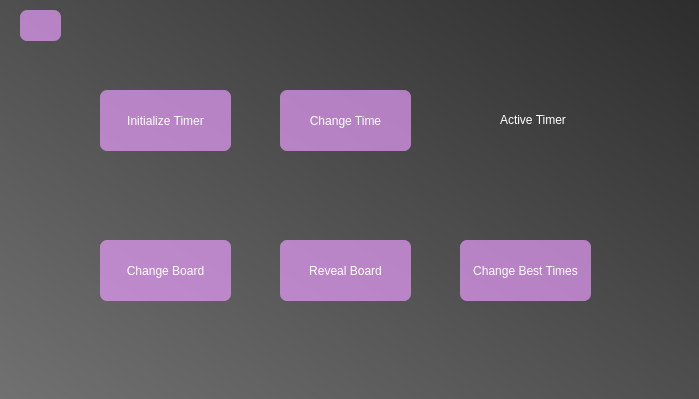
Before: the Qt Designer form gui/cheats_widget.ui in itaybiran/MinesweeperCheats-Client, drawn with Qt 5.
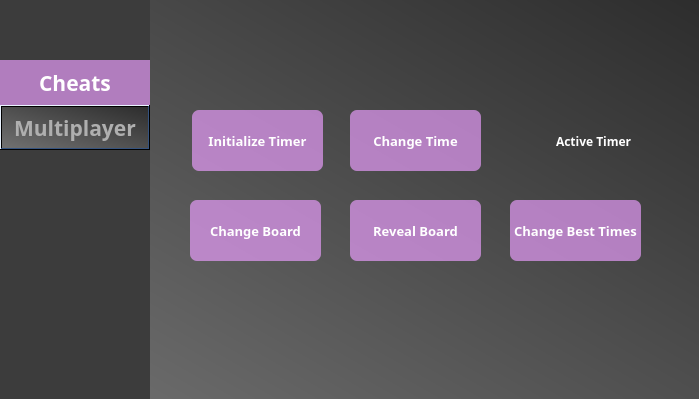
After: the same form once the commit is applied.

The edit to the form file:
```diff
--- a/gui/cheats_widget.ui
+++ b/gui/cheats_widget.ui
@@ -28,8 +28,8 @@
    <widget class="QPushButton" name="InitializeTimerButton">
     <property name="geometry">
      <rect>
-      <x>100</x>
-      <y>90</y>
+      <x>192</x>
+      <y>110</y>
       <width>131</width>
       <height>61</height>
      </rect>
@@ -476,6 +476,14 @@
       </disabled>
      </palette>
     </property>
+    <property name="font">
+     <font>
+      <family>Segoe UI Black</family>
+      <pointsize>10</pointsize>
+      <weight>75</weight>
+      <bold>true</bold>
+     </font>
+    </property>
     <property name="cursor">
      <cursorShape>ClosedHandCursor</cursorShape>
     </property>
@@ -492,8 +500,8 @@
    <widget class="QPushButton" name="ChangeTimeButton">
     <property name="geometry">
      <rect>
-      <x>280</x>
-      <y>90</y>
+      <x>350</x>
+      <y>110</y>
       <width>131</width>
       <height>61</height>
      </rect>
@@ -940,6 +948,14 @@
       </disabled>
      </palette>
     </property>
+    <property name="font">
+     <font>
+      <family>Segoe UI Black</family>
+      <pointsize>10</pointsize>
+      <weight>75</weight>
+      <bold>true</bold>
+     </font>
+    </property>
     <property name="cursor">
      <cursorShape>ClosedHandCursor</cursorShape>
     </property>
@@ -955,8 +971,8 @@
    <widget class="QPushButton" name="ChangeBestTimes">
     <property name="geometry">
      <rect>
-      <x>460</x>
-      <y>240</y>
+      <x>510</x>
+      <y>200</y>
       <width>131</width>
       <height>61</height>
      </rect>
@@ -1403,6 +1419,14 @@
       </disabled>
      </palette>
     </property>
+    <property name="font">
+     <font>
+      <family>Segoe UI Black</family>
+      <pointsize>10</pointsize>
+      <weight>75</weight>
+      <bold>true</bold>
+     </font>
+    </property>
     <property name="cursor">
      <cursorShape>ClosedHandCursor</cursorShape>
     </property>
@@ -1418,12 +1442,19 @@
    <widget class="QRadioButton" name="ActiveTimerButton">
     <property name="geometry">
      <rect>
-      <x>480</x>
-      <y>110</y>
+      <x>536</x>
+      <y>131</y>
       <width>95</width>
       <height>20</height>
      </rect>
     </property>
+    <property name="font">
+     <font>
+      <family>Segoe UI Black</family>
+      <weight>75</weight>
+      <bold>true</bold>
+     </font>
+    </property>
     <property name="cursor">
      <cursorShape>ClosedHandCursor</cursorShape>
     </property>
@@ -1438,8 +1469,8 @@
    <widget class="QPushButton" name="RevealBoardButton">
     <property name="geometry">
      <rect>
-      <x>280</x>
-      <y>240</y>
+      <x>350</x>
+      <y>200</y>
       <width>131</width>
       <height>61</height>
      </rect>
@@ -1886,6 +1917,14 @@
       </disabled>
      </palette>
     </property>
+    <property name="font">
+     <font>
+      <family>Segoe UI Black</family>
+      <pointsize>10</pointsize>
+      <weight>75</weight>
+      <bold>true</bold>
+     </font>
+    </property>
     <property name="cursor">
      <cursorShape>ClosedHandCursor</cursorShape>
     </property>
@@ -1903,8 +1942,8 @@
    <widget class="QPushButton" name="ChangeBoardButton">
     <property name="geometry">
      <rect>
-      <x>100</x>
-      <y>240</y>
+      <x>190</x>
+      <y>200</y>
       <width>131</width>
       <height>61</height>
      </rect>
@@ -2351,6 +2390,14 @@
       </disabled>
      </palette>
     </property>
+    <property name="font">
+     <font>
+      <family>Segoe UI Black</family>
+      <pointsize>10</pointsize>
+      <weight>75</weight>
+      <bold>true</bold>
+     </font>
+    </property>
     <property name="cursor">
      <cursorShape>ClosedHandCursor</cursorShape>
     </property>
@@ -2363,13 +2410,540 @@
      <string>Change Board</string>
     </property>
    </widget>
+   <widget class="QLabel" name="RankLabel">
+    <property name="geometry">
+     <rect>
+      <x>580</x>
+      <y>10</y>
+      <width>111</width>
+      <height>20</height>
+     </rect>
+    </property>
+    <property name="styleSheet">
+     <string notr="true">background-color:transparent;
+color:white;</string>
+    </property>
+    <property name="text">
+     <string/>
+    </property>
+   </widget>
+   <widget class="QLabel" name="XpLabel">
+    <property name="geometry">
+     <rect>
+      <x>580</x>
+      <y>30</y>
+      <width>111</width>
+      <height>20</height>
+     </rect>
+    </property>
+    <property name="styleSheet">
+     <string notr="true">background-color:transparent;
+color:white;</string>
+    </property>
+    <property name="text">
+     <string/>
+    </property>
+   </widget>
+   <widget class="QWidget" name="ButtonsWidget" native="true">
+    <property name="geometry">
+     <rect>
+      <x>0</x>
+      <y>-1</y>
+      <width>150</width>
+      <height>401</height>
+     </rect>
+    </property>
+    <property name="styleSheet">
+     <string notr="true">background-color:rgb(60,60,60)</string>
+    </property>
+   </widget>
+   <widget class="QPushButton" name="CheatsButton">
+    <property name="geometry">
+     <rect>
+      <x>0</x>
+      <y>60</y>
+      <width>150</width>
+      <height>45</height>
+     </rect>
+    </property>
+    <property name="palette">
+     <palette>
+      <active>
+       <colorrole role="WindowText">
+        <brush brushstyle="SolidPattern">
+         <color alpha="255">
+          <red>255</red>
+          <green>255</green>
+          <blue>255</blue>
+         </color>
+        </brush>
+       </colorrole>
+       <colorrole role="Button">
+        <brush brushstyle="SolidPattern">
+         <color alpha="170">
+          <red>236</red>
+          <green>158</green>
+          <blue>255</blue>
+         </color>
+        </brush>
+       </colorrole>
+       <colorrole role="Light">
+        <brush brushstyle="SolidPattern">
+         <color alpha="255">
+          <red>234</red>
+          <green>243</green>
+          <blue>255</blue>
+         </color>
+        </brush>
+       </colorrole>
+       <colorrole role="Midlight">
+        <brush brushstyle="SolidPattern">
+         <color alpha="255">
+          <red>170</red>
+          <green>204</green>
+          <blue>255</blue>
+         </color>
+        </brush>
+       </colorrole>
+       <colorrole role="Dark">
+        <brush brushstyle="SolidPattern">
+         <color alpha="255">
+          <red>53</red>
+          <green>83</green>
+          <blue>127</blue>
+         </color>
+        </brush>
+       </colorrole>
+       <colorrole role="Mid">
+        <brush brushstyle="SolidPattern">
+         <color alpha="255">
+          <red>70</red>
+          <green>111</green>
+          <blue>170</blue>
+         </color>
+        </brush>
+       </colorrole>
+       <colorrole role="Text">
+        <brush brushstyle="SolidPattern">
+         <color alpha="255">
+          <red>255</red>
+          <green>255</green>
+          <blue>255</blue>
+         </color>
+        </brush>
+       </colorrole>
+       <colorrole role="BrightText">
+        <brush brushstyle="SolidPattern">
+         <color alpha="255">
+          <red>255</red>
+          <green>255</green>
+          <blue>255</blue>
+         </color>
+        </brush>
+       </colorrole>
+       <colorrole role="ButtonText">
+        <brush brushstyle="SolidPattern">
+         <color alpha="255">
+          <red>255</red>
+          <green>255</green>
+          <blue>255</blue>
+         </color>
+        </brush>
+       </colorrole>
+       <colorrole role="Base">
+        <brush brushstyle="SolidPattern">
+         <color alpha="170">
+          <red>236</red>
+          <green>158</green>
+          <blue>255</blue>
+         </color>
+        </brush>
+       </colorrole>
+       <colorrole role="Window">
+        <brush brushstyle="SolidPattern">
+         <color alpha="170">
+          <red>236</red>
+          <green>158</green>
+          <blue>255</blue>
+         </color>
+        </brush>
+       </colorrole>
+       <colorrole role="Shadow">
+        <brush brushstyle="SolidPattern">
+         <color alpha="255">
+          <red>0</red>
+          <green>0</green>
+          <blue>0</blue>
+         </color>
+        </brush>
+       </colorrole>
+       <colorrole role="Highlight">
+        <brush brushstyle="SolidPattern">
+         <color alpha="255">
+          <red>49</red>
+          <green>179</green>
+          <blue>215</blue>
+         </color>
+        </brush>
+       </colorrole>
+       <colorrole role="AlternateBase">
+        <brush brushstyle="SolidPattern">
+         <color alpha="255">
+          <red>180</red>
+          <green>210</green>
+          <blue>255</blue>
+         </color>
+        </brush>
+       </colorrole>
+       <colorrole role="ToolTipBase">
+        <brush brushstyle="SolidPattern">
+         <color alpha="255">
+          <red>255</red>
+          <green>255</green>
+          <blue>220</blue>
+         </color>
+        </brush>
+       </colorrole>
+       <colorrole role="ToolTipText">
+        <brush brushstyle="SolidPattern">
+         <color alpha="255">
+          <red>0</red>
+          <green>0</green>
+          <blue>0</blue>
+         </color>
+        </brush>
+       </colorrole>
+      </active>
+      <inactive>
+       <colorrole role="WindowText">
+        <brush brushstyle="SolidPattern">
+         <color alpha="255">
+          <red>255</red>
+          <green>255</green>
+          <blue>255</blue>
+         </color>
+        </brush>
+       </colorrole>
+       <colorrole role="Button">
+        <brush brushstyle="SolidPattern">
+         <color alpha="170">
+          <red>236</red>
+          <green>158</green>
+          <blue>255</blue>
+         </color>
+        </brush>
+       </colorrole>
+       <colorrole role="Light">
+        <brush brushstyle="SolidPattern">
+         <color alpha="255">
+          <red>234</red>
+          <green>243</green>
+          <blue>255</blue>
+         </color>
+        </brush>
+       </colorrole>
+       <colorrole role="Midlight">
+        <brush brushstyle="SolidPattern">
+         <color alpha="255">
+          <red>170</red>
+          <green>204</green>
+          <blue>255</blue>
+         </color>
+        </brush>
+       </colorrole>
+       <colorrole role="Dark">
+        <brush brushstyle="SolidPattern">
+         <color alpha="255">
+          <red>53</red>
+          <green>83</green>
+          <blue>127</blue>
+         </color>
+        </brush>
+       </colorrole>
+       <colorrole role="Mid">
+        <brush brushstyle="SolidPattern">
+         <color alpha="255">
+          <red>70</red>
+          <green>111</green>
+          <blue>170</blue>
+         </color>
+        </brush>
+       </colorrole>
+       <colorrole role="Text">
+        <brush brushstyle="SolidPattern">
+         <color alpha="255">
+          <red>255</red>
+          <green>255</green>
+          <blue>255</blue>
+         </color>
+        </brush>
+       </colorrole>
+       <colorrole role="BrightText">
+        <brush brushstyle="SolidPattern">
+         <color alpha="255">
+          <red>255</red>
+          <green>255</green>
+          <blue>255</blue>
+         </color>
+        </brush>
+       </colorrole>
+       <colorrole role="ButtonText">
+        <brush brushstyle="SolidPattern">
+         <color alpha="255">
+          <red>255</red>
+          <green>255</green>
+          <blue>255</blue>
+         </color>
+        </brush>
+       </colorrole>
+       <colorrole role="Base">
+        <brush brushstyle="SolidPattern">
+         <color alpha="170">
+          <red>236</red>
+          <green>158</green>
+          <blue>255</blue>
+         </color>
+        </brush>
+       </colorrole>
+       <colorrole role="Window">
+        <brush brushstyle="SolidPattern">
+         <color alpha="170">
+          <red>236</red>
+          <green>158</green>
+          <blue>255</blue>
+         </color>
+        </brush>
+       </colorrole>
+       <colorrole role="Shadow">
+        <brush brushstyle="SolidPattern">
+         <color alpha="255">
+          <red>0</red>
+          <green>0</green>
+          <blue>0</blue>
+         </color>
+        </brush>
+       </colorrole>
+       <colorrole role="Highlight">
+        <brush brushstyle="SolidPattern">
+         <color alpha="255">
+          <red>49</red>
+          <green>179</green>
+          <blue>215</blue>
+         </color>
+        </brush>
+       </colorrole>
+       <colorrole role="AlternateBase">
+        <brush brushstyle="SolidPattern">
+         <color alpha="255">
+          <red>180</red>
+          <green>210</green>
+          <blue>255</blue>
+         </color>
+        </brush>
+       </colorrole>
+       <colorrole role="ToolTipBase">
+        <brush brushstyle="SolidPattern">
+         <color alpha="255">
+          <red>255</red>
+          <green>255</green>
+          <blue>220</blue>
+         </color>
+        </brush>
+       </colorrole>
+       <colorrole role="ToolTipText">
+        <brush brushstyle="SolidPattern">
+         <color alpha="255">
+          <red>0</red>
+          <green>0</green>
+          <blue>0</blue>
+         </color>
+        </brush>
+       </colorrole>
+      </inactive>
+      <disabled>
+       <colorrole role="WindowText">
+        <brush brushstyle="SolidPattern">
+         <color alpha="255">
+          <red>255</red>
+          <green>255</green>
+          <blue>255</blue>
+         </color>
+        </brush>
+       </colorrole>
+       <colorrole role="Button">
+        <brush brushstyle="SolidPattern">
+         <color alpha="170">
+          <red>236</red>
+          <green>158</green>
+          <blue>255</blue>
+         </color>
+        </brush>
+       </colorrole>
+       <colorrole role="Light">
+        <brush brushstyle="SolidPattern">
+         <color alpha="255">
+          <red>234</red>
+          <green>243</green>
+          <blue>255</blue>
+         </color>
+        </brush>
+       </colorrole>
+       <colorrole role="Midlight">
+        <brush brushstyle="SolidPattern">
+         <color alpha="255">
+          <red>170</red>
+          <green>204</green>
+          <blue>255</blue>
+         </color>
+        </brush>
+       </colorrole>
+       <colorrole role="Dark">
+        <brush brushstyle="SolidPattern">
+         <color alpha="255">
+          <red>53</red>
+          <green>83</green>
+          <blue>127</blue>
+         </color>
+        </brush>
+       </colorrole>
+       <colorrole role="Mid">
+        <brush brushstyle="SolidPattern">
+         <color alpha="255">
+          <red>70</red>
+          <green>111</green>
+          <blue>170</blue>
+         </color>
+        </brush>
+       </colorrole>
+       <colorrole role="Text">
+        <brush brushstyle="SolidPattern">
+         <color alpha="255">
+          <red>255</red>
+          <green>255</green>
+          <blue>255</blue>
+         </color>
+        </brush>
+       </colorrole>
+       <colorrole role="BrightText">
+        <brush brushstyle="SolidPattern">
+         <color alpha="255">
+          <red>255</red>
+          <green>255</green>
+          <blue>255</blue>
+         </color>
+        </brush>
+       </colorrole>
+       <colorrole role="ButtonText">
+        <brush brushstyle="SolidPattern">
+         <color alpha="255">
+          <red>255</red>
+          <green>255</green>
+          <blue>255</blue>
+         </color>
+        </brush>
+       </colorrole>
+       <colorrole role="Base">
+        <brush brushstyle="SolidPattern">
+         <color alpha="170">
+          <red>236</red>
+          <green>158</green>
+          <blue>255</blue>
+         </color>
+        </brush>
+       </colorrole>
+       <colorrole role="Window">
+        <brush brushstyle="SolidPattern">
+         <color alpha="170">
+          <red>236</red>
+          <green>158</green>
+          <blue>255</blue>
+         </color>
+        </brush>
+       </colorrole>
+       <colorrole role="Shadow">
+        <brush brushstyle="SolidPattern">
+         <color alpha="255">
+          <red>0</red>
+          <green>0</green>
+          <blue>0</blue>
+         </color>
+        </brush>
+       </colorrole>
+       <colorrole role="Highlight">
+        <brush brushstyle="SolidPattern">
+         <color alpha="255">
+          <red>0</red>
+          <green>120</green>
+          <blue>215</blue>
+         </color>
+        </brush>
+       </colorrole>
+       <colorrole role="AlternateBase">
+        <brush brushstyle="SolidPattern">
+         <color alpha="255">
+          <red>106</red>
+          <green>166</green>
+          <blue>255</blue>
+         </color>
+        </brush>
+       </colorrole>
+       <colorrole role="ToolTipBase">
+        <brush brushstyle="SolidPattern">
+         <color alpha="255">
+          <red>255</red>
+          <green>255</green>
+          <blue>220</blue>
+         </color>
+        </brush>
+       </colorrole>
+       <colorrole role="ToolTipText">
+        <brush brushstyle="SolidPattern">
+         <color alpha="255">
+          <red>0</red>
+          <green>0</green>
+          <blue>0</blue>
+         </color>
+        </brush>
+       </colorrole>
+      </disabled>
+     </palette>
+    </property>
+    <property name="font">
+     <font>
+      <family>Segoe UI Black</family>
+      <pointsize>16</pointsize>
+      <weight>75</weight>
+      <bold>true</bold>
+     </font>
+    </property>
+    <property name="cursor">
+     <cursorShape>ClosedHandCursor</cursorShape>
+    </property>
+    <property name="styleSheet">
+     <string notr="true">QPushButton::hover
+{
+	background-color:white;
+	color: rgb(100, 100, 100);
+}
+
+QPushButton
+{
+background-color:rgba(236, 158, 255, 170);
+border:0;
+color: white;
+}</string>
+    </property>
+    <property name="text">
+     <string>Cheats</string>
+    </property>
+   </widget>
    <widget class="QPushButton" name="MultiplayerButton">
     <property name="geometry">
      <rect>
-      <x>20</x>
-      <y>10</y>
-      <width>41</width>
-      <height>31</height>
+      <x>0</x>
+      <y>105</y>
+      <width>150</width>
+      <height>45</height>
      </rect>
     </property>
     <property name="palette">
@@ -2378,18 +2952,18 @@
        <colorrole role="WindowText">
         <brush brushstyle="SolidPattern">
          <color alpha="255">
-          <red>255</red>
-          <green>255</green>
-          <blue>255</blue>
+          <red>175</red>
+          <green>175</green>
+          <blue>175</blue>
          </color>
         </brush>
        </colorrole>
        <colorrole role="Button">
         <brush brushstyle="SolidPattern">
-         <color alpha="170">
-          <red>236</red>
-          <green>158</green>
-          <blue>255</blue>
+         <color alpha="255">
+          <red>100</red>
+          <green>100</green>
+          <blue>100</blue>
          </color>
         </brush>
        </colorrole>
@@ -2432,9 +3006,9 @@
        <colorrole role="Text">
         <brush brushstyle="SolidPattern">
          <color alpha="255">
-          <red>255</red>
-          <green>255</green>
-          <blue>255</blue>
+          <red>175</red>
+          <green>175</green>
+          <blue>175</blue>
          </color>
         </brush>
        </colorrole>
@@ -2450,27 +3024,27 @@
        <colorrole role="ButtonText">
         <brush brushstyle="SolidPattern">
          <color alpha="255">
-          <red>255</red>
-          <green>255</green>
-          <blue>255</blue>
+          <red>175</red>
+          <green>175</green>
+          <blue>175</blue>
          </color>
         </brush>
        </colorrole>
        <colorrole role="Base">
         <brush brushstyle="SolidPattern">
-         <color alpha="170">
-          <red>236</red>
-          <green>158</green>
-          <blue>255</blue>
+         <color alpha="255">
+          <red>100</red>
+          <green>100</green>
+          <blue>100</blue>
          </color>
         </brush>
        </colorrole>
        <colorrole role="Window">
         <brush brushstyle="SolidPattern">
-         <color alpha="170">
-          <red>236</red>
-          <green>158</green>
-          <blue>255</blue>
+         <color alpha="255">
+          <red>100</red>
+          <green>100</green>
+          <blue>100</blue>
          </color>
         </brush>
        </colorrole>
@@ -2524,18 +3098,18 @@
        <colorrole role="WindowText">
         <brush brushstyle="SolidPattern">
          <color alpha="255">
-          <red>255</red>
-          <green>255</green>
-          <blue>255</blue>
+          <red>175</red>
+          <green>175</green>
+          <blue>175</blue>
          </color>
         </brush>
        </colorrole>
        <colorrole role="Button">
         <brush brushstyle="SolidPattern">
-         <color alpha="170">
-          <red>236</red>
-          <green>158</green>
-          <blue>255</blue>
+         <color alpha="255">
+          <red>100</red>
+          <green>100</green>
+          <blue>100</blue>
          </color>
         </brush>
        </colorrole>
@@ -2578,9 +3152,9 @@
        <colorrole role="Text">
         <brush brushstyle="SolidPattern">
          <color alpha="255">
-          <red>255</red>
-          <green>255</green>
-          <blue>255</blue>
+          <red>175</red>
+          <green>175</green>
+          <blue>175</blue>
          </color>
         </brush>
        </colorrole>
@@ -2596,27 +3170,27 @@
        <colorrole role="ButtonText">
         <brush brushstyle="SolidPattern">
          <color alpha="255">
-          <red>255</red>
-          <green>255</green>
-          <blue>255</blue>
+          <red>175</red>
+          <green>175</green>
+          <blue>175</blue>
          </color>
         </brush>
        </colorrole>
        <colorrole role="Base">
         <brush brushstyle="SolidPattern">
-         <color alpha="170">
-          <red>236</red>
-          <green>158</green>
-          <blue>255</blue>
+         <color alpha="255">
+          <red>100</red>
+          <green>100</green>
+          <blue>100</blue>
          </color>
         </brush>
        </colorrole>
        <colorrole role="Window">
         <brush brushstyle="SolidPattern">
-         <color alpha="170">
-          <red>236</red>
-          <green>158</green>
-          <blue>255</blue>
+         <color alpha="255">
+          <red>100</red>
+          <green>100</green>
+          <blue>100</blue>
          </color>
         </brush>
        </colorrole>
@@ -2670,18 +3244,18 @@
        <colorrole role="WindowText">
         <brush brushstyle="SolidPattern">
          <color alpha="255">
-          <red>255</red>
-          <green>255</green>
-          <blue>255</blue>
+          <red>175</red>
+          <green>175</green>
+          <blue>175</blue>
          </color>
         </brush>
        </colorrole>
        <colorrole role="Button">
         <brush brushstyle="SolidPattern">
-         <color alpha="170">
-          <red>236</red>
-          <green>158</green>
-          <blue>255</blue>
+         <color alpha="255">
+          <red>100</red>
+          <green>100</green>
+          <blue>100</blue>
          </color>
         </brush>
        </colorrole>
@@ -2724,9 +3298,9 @@
        <colorrole role="Text">
         <brush brushstyle="SolidPattern">
          <color alpha="255">
-          <red>255</red>
-          <green>255</green>
-          <blue>255</blue>
+          <red>175</red>
+          <green>175</green>
+          <blue>175</blue>
          </color>
         </brush>
        </colorrole>
@@ -2742,27 +3316,27 @@
        <colorrole role="ButtonText">
         <brush brushstyle="SolidPattern">
          <color alpha="255">
-          <red>255</red>
-          <green>255</green>
-          <blue>255</blue>
+          <red>175</red>
+          <green>175</green>
+          <blue>175</blue>
          </color>
         </brush>
        </colorrole>
        <colorrole role="Base">
         <brush brushstyle="SolidPattern">
-         <color alpha="170">
-          <red>236</red>
-          <green>158</green>
-          <blue>255</blue>
+         <color alpha="255">
+          <red>100</red>
+          <green>100</green>
+          <blue>100</blue>
          </color>
         </brush>
        </colorrole>
        <colorrole role="Window">
         <brush brushstyle="SolidPattern">
-         <color alpha="170">
-          <red>236</red>
-          <green>158</green>
-          <blue>255</blue>
+         <color alpha="255">
+          <red>100</red>
+          <green>100</green>
+          <blue>100</blue>
          </color>
         </brush>
        </colorrole>
@@ -2814,30 +3388,50 @@
       </disabled>
      </palette>
     </property>
+    <property name="font">
+     <font>
+      <family>Segoe UI Black</family>
+      <pointsize>16</pointsize>
+      <weight>75</weight>
+      <bold>true</bold>
+     </font>
+    </property>
     <property name="cursor">
      <cursorShape>ClosedHandCursor</cursorShape>
     </property>
     <property name="styleSheet">
-     <string notr="true">background-color:rgba(236, 158, 255, 170);
-border-radius:7px;
-color: white;</string>
+     <string notr="true">QPushButton::hover
+{
+	background-color:white;
+	color: rgb(100, 100, 100);
+}
+
+QPushButton
+{
+	background-color:rgb(100, 100, 100);
+	border:0;
+	color:rgb(175, 175, 175);
+};</string>
     </property>
     <property name="text">
-     <string/>
+     <string>Multiplayer</string>
     </property>
    </widget>
    <widget class="QLabel" name="NameLabel">
     <property name="geometry">
      <rect>
-      <x>280</x>
-      <y>20</y>
+      <x>15</x>
+      <y>15</y>
       <width>121</width>
       <height>31</height>
      </rect>
     </property>
     <property name="font">
      <font>
+      <family>Segoe UI Black</family>
       <pointsize>16</pointsize>
+      <weight>75</weight>
+      <bold>true</bold>
      </font>
     </property>
     <property name="styleSheet">
```
Left out of the diff: 34 changed lines with no effect on the pictures.
